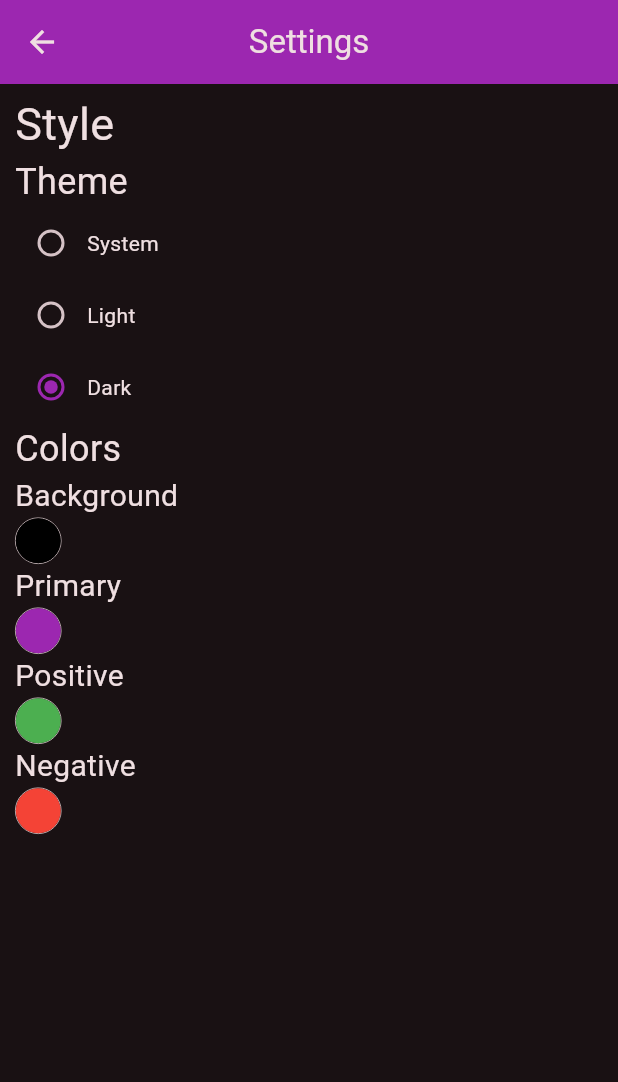
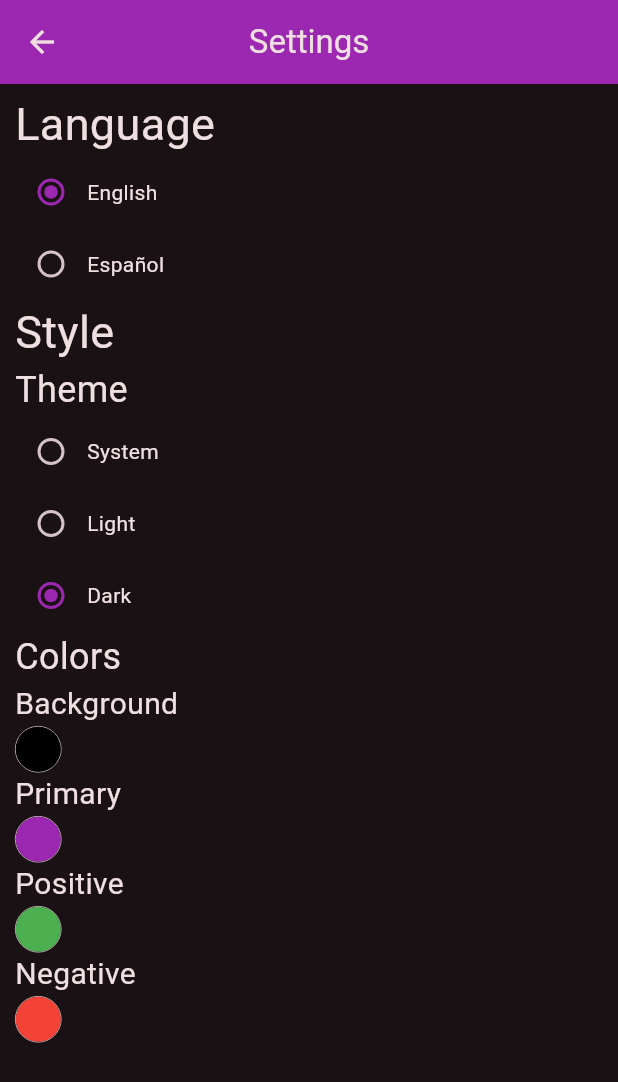
Before and after one commit to Eeshe/fundy, a Flutter app: the SettingsPage screen opened by its route, on a phone screen of 412 x 824 dp. Shown: the top 1082 px of the screen. Run offline on Flutter 3.47's test engine with Material 3 defaults, Android fonts, the phone set to English and light mode, and no system bars; our stand-ins replace flutter_secure_storage, hive, local_auth, month_picker_dialog, percent_indicator, shared_preferences; missing offline and left inert: coingecko_api, flex_color_picker; accounts and stored records are empty; generated files the repository leaves out were written again; network calls fail.

Commit message:
feat: Add language selection in SettingsPage closes: #64

```diff
--- a/lib/core/providers/settings_provider.dart
+++ b/lib/core/providers/settings_provider.dart
@@ -71,4 +71,13 @@ class SettingsProvider extends ChangeNotifier {
   void saveNegativeColor(Color color, ThemeMode themeMode) {
     _setColor("negativeColor", themeMode, color);
   }
+
+  String fetchLocale() {
+    return preferences.getString("locale") ?? "en";
+  }
+
+  void saveLocale(String locale) {
+    preferences.setString("locale", locale);
+    notifyListeners();
+  }
 }
--- a/lib/l10n/app_en.arb
+++ b/lib/l10n/app_en.arb
@@ -129,5 +129,6 @@
   "descriptionFilterInputHint": "Filter by transaction description",
   "income": "Income",
   "outcome": "Outcome",
-  "totals": "Totals"
+  "totals": "Totals",
+  "language": "Language"
 }
--- a/lib/l10n/app_es.arb
+++ b/lib/l10n/app_es.arb
@@ -129,5 +129,6 @@
   "descriptionFilterInputHint": "Filtra por descripción",
   "income": "Ingresos",
   "outcome": "Egresos",
-  "totals": "Totales"
+  "totals": "Totales",
+  "language": "Idioma"
 }
--- a/lib/main.dart
+++ b/lib/main.dart
@@ -104,10 +104,12 @@ class MyApp extends StatelessWidget {
             primary: settingsProvider.fetchPrimaryColor(ThemeMode.dark),
             error: settingsProvider.fetchNegativeColor(ThemeMode.dark),
             tertiary: settingsProvider.fetchPositiveColor(ThemeMode.dark));
+        String locale = settingsProvider.fetchLocale();
         return MaterialApp(
             title: 'FinMan',
           localizationsDelegates: AppLocalizations.localizationsDelegates,
             supportedLocales: AppLocalizations.supportedLocales,
+            locale: Locale(locale),
             debugShowCheckedModeBanner: false,
             themeMode: settingsProvider.fetchThemeMode(),
             theme: ThemeData(useMaterial3: true, colorScheme: lightColorScheme),
--- a/lib/ui/pages/settings_page.dart
+++ b/lib/ui/pages/settings_page.dart
@@ -1,9 +1,9 @@
+import 'package:flutter/material.dart';
 import 'package:fundy/core/providers/settings_provider.dart';
 import 'package:fundy/ui/pages/color_picker_dialog.dart';
 import 'package:fundy/ui/shared/localization.dart';
 import 'package:fundy/ui/shared/widgets/scrollable_page_widget.dart';
 import 'package:fundy/utils/string_extension.dart';
-import 'package:flutter/material.dart';
 import 'package:provider/provider.dart';
 
 class SettingsPage extends StatefulWidget {
@@ -18,9 +18,48 @@ class SettingsPageState extends State<SettingsPage> {
   final TextStyle _subSettingLabel = const TextStyle(fontSize: 24);
   final TextStyle _colorSettingLabel = const TextStyle(fontSize: 20);
 
+  final Map<Locale, String> _supportedLocales = {
+    const Locale('en', 'US'): 'English',
+    const Locale('es', 'ES'): 'Español',
+  };
+
   @override
   void initState() {
     super.initState();
+  }
+
+  Widget _createLocaleRadio(Locale locale) {
+    String localeString = locale.languageCode;
+    return Consumer<SettingsProvider>(
+      builder: (context, settingsProvider, child) {
+        return Row(
+          children: [
+            Radio(
+              value: localeString,
+              groupValue: settingsProvider.fetchLocale(),
+              onChanged: (value) {
+                settingsProvider.saveLocale(localeString);
+              },
+            ),
+            Text(_supportedLocales[locale]!.capitalize())
+          ],
+        );
+      },
+    );
+  }
+
+  List<Widget> _createLocaleWidgets() {
+    List<Widget> radios = [];
+    _supportedLocales.forEach((key, value) {
+      radios.add(_createLocaleRadio(key));
+    });
+    return [
+      Text(
+        getAppLocalizations(context)!.language,
+        style: _mainSettingLabel,
+      ),
+      ...radios
+    ];
   }
 
   Widget _createAppThemeRadio(ThemeMode themeMode) {
@@ -139,6 +178,7 @@ class SettingsPageState extends State<SettingsPage> {
             child: Column(
               crossAxisAlignment: CrossAxisAlignment.start,
               children: [
+            ..._createLocaleWidgets(),
             ..._createAppThemeWidgets(),
             _createColorsWidgets(),
           ],
```
